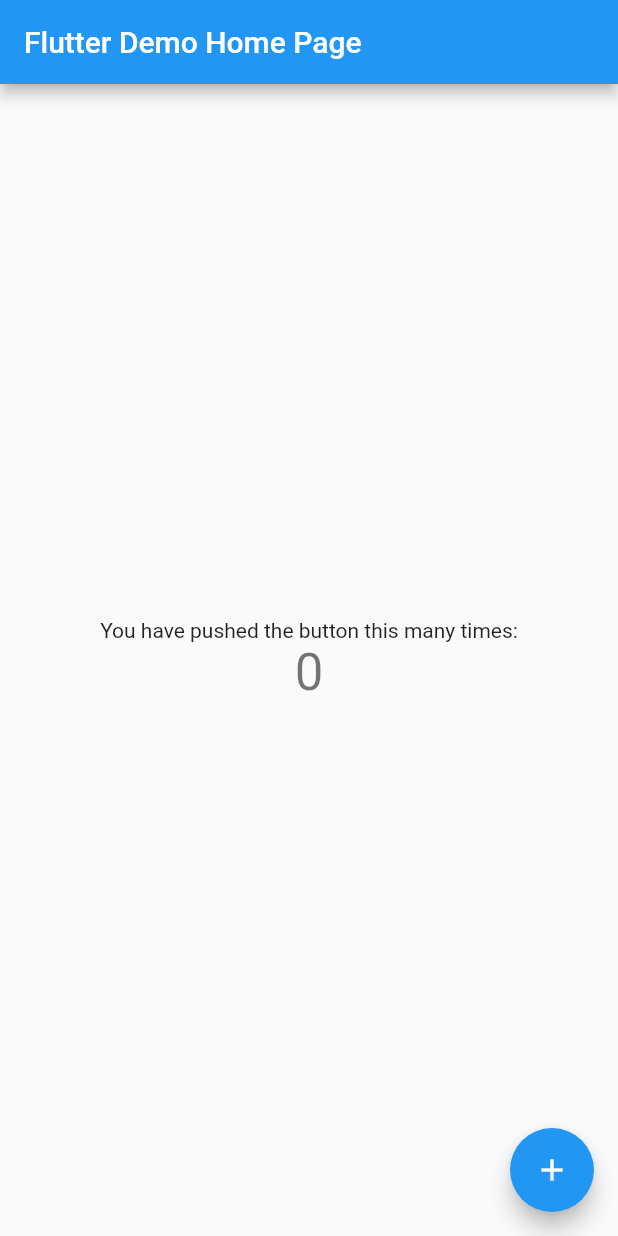
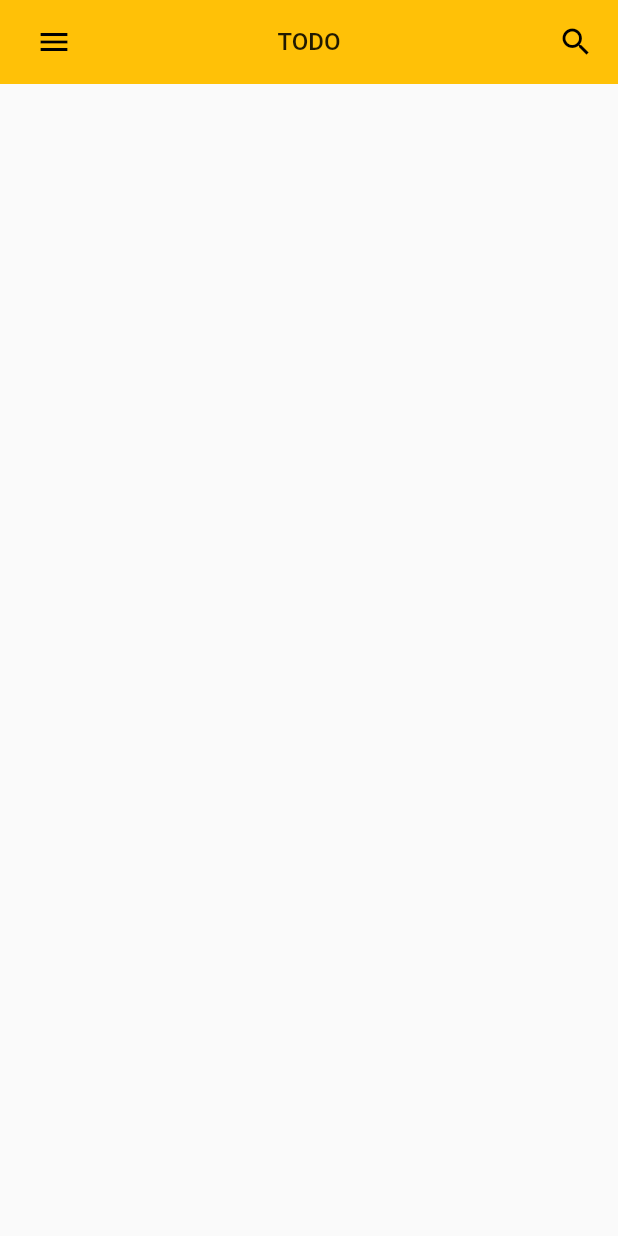
Before and after one commit to sagarmanghnani/todo-flutter, a Flutter app: the screen it shows after launch, on a phone screen of 412 x 824 dp. Run offline on Flutter 3.47's test engine with Material 2 defaults, Android fonts, the phone set to English and light mode, and no system bars.

Commit message:
changed appBar color and added Icons

```diff
--- a/lib/main.dart
+++ b/lib/main.dart
@@ -1,111 +1,32 @@
 import 'package:flutter/material.dart';
 
-void main() => runApp(MyApp());
+void main() {
+  runApp(new TodoMainList());
+}
 
-class MyApp extends StatelessWidget {
-  // This widget is the root of your application.
+class TodoMainList extends StatelessWidget {
   @override
   Widget build(BuildContext context) {
-    return MaterialApp(
-      title: 'Flutter Demo',
-      theme: ThemeData(
-        // This is the theme of your application.
-        //
-        // Try running your application with "flutter run". You'll see the
-        // application has a blue toolbar. Then, without quitting the app, try
-        // changing the primarySwatch below to Colors.green and then invoke
-        // "hot reload" (press "r" in the console where you ran "flutter run",
-        // or simply save your changes to "hot reload" in a Flutter IDE).
-        // Notice that the counter didn't reset back to zero; the application
-        // is not restarted.
-        primarySwatch: Colors.blue,
+    return new MaterialApp(
+        theme: new ThemeData(
+          primarySwatch: Colors.amber
+        ),
+        home: new Scaffold(
+      appBar: AppBar(
+        title: Text("TODO", style: TextStyle(fontSize: 16.0),),
+        centerTitle: true,
+        actions: <Widget>[
+          Padding(
+            padding: const EdgeInsets.all(16.0),
+            child: Icon(Icons.search),
+          )
+        ],
+        elevation: 0.0,
+        leading: Padding(
+          padding: const EdgeInsets.only(left: 16.0),
+          child: Icon(Icons.menu),
+        ),
       ),
-      home: MyHomePage(title: 'Flutter Demo Home Page'),
-    );
+    ));
   }
 }
-
-class MyHomePage extends StatefulWidget {
-  MyHomePage({Key key, this.title}) : super(key: key);
-
-  // This widget is the home page of your application. It is stateful, meaning
-  // that it has a State object (defined below) that contains fields that affect
-  // how it looks.
-
-  // This class is the configuration for the state. It holds the values (in this
-  // case the title) provided by the parent (in this case the App widget) and
-  // used by the build method of the State. Fields in a Widget subclass are
-  // always marked "final".
-
-  final String title;
-
-  @override
-  _MyHomePageState createState() => _MyHomePageState();
-}
-
-class _MyHomePageState extends State<MyHomePage> {
-  int _counter = 0;
-
-  void _incrementCounter() {
-    setState(() {
-      // This call to setState tells the Flutter framework that something has
-      // changed in this State, which causes it to rerun the build method below
-      // so that the display can reflect the updated values. If we changed
-      // _counter without calling setState(), then the build method would not be
-      // called again, and so nothing would appear to happen.
-      _counter++;
-    });
-  }
-
-  @override
-  Widget build(BuildContext context) {
-    // This method is rerun every time setState is called, for instance as done
-    // by the _incrementCounter method above.
-    //
-    // The Flutter framework has been optimized to make rerunning build methods
-    // fast, so that you can just rebuild anything that needs updating rather
-    // than having to individually change instances of widgets.
-    return Scaffold(
-      appBar: AppBar(
-        // Here we take the value from the MyHomePage object that was created by
-        // the App.build method, and use it to set our appbar title.
-        title: Text(widget.title),
-      ),
-      body: Center(
-        // Center is a layout widget. It takes a single child and positions it
-        // in the middle of the parent.
-        child: Column(
-          // Column is also layout widget. It takes a list of children and
-          // arranges them vertically. By default, it sizes itself to fit its
-          // children horizontally, and tries to be as tall as its parent.
-          //
-          // Invoke "debug painting" (press "p" in the console, choose the
-          // "Toggle Debug Paint" action from the Flutter Inspector in Android
-          // Studio, or the "Toggle Debug Paint" command in Visual Studio Code)
-          // to see the wireframe for each widget.
-          //
-          // Column has various properties to control how it sizes itself and
-          // how it positions its children. Here we use mainAxisAlignment to
-          // center the children vertically; the main axis here is the vertical
-          // axis because Columns are vertical (the cross axis would be
-          // horizontal).
-          mainAxisAlignment: MainAxisAlignment.center,
-          children: <Widget>[
-            Text(
-              'You have pushed the button this many times:',
-            ),
-            Text(
-              '$_counter',
-              style: Theme.of(context).textTheme.display1,
-            ),
-          ],
-        ),
-      ),
-      floatingActionButton: FloatingActionButton(
-        onPressed: _incrementCounter,
-        tooltip: 'Increment',
-        child: Icon(Icons.add),
-      ), // This trailing comma makes auto-formatting nicer for build methods.
-    );
-  }
-}
```
